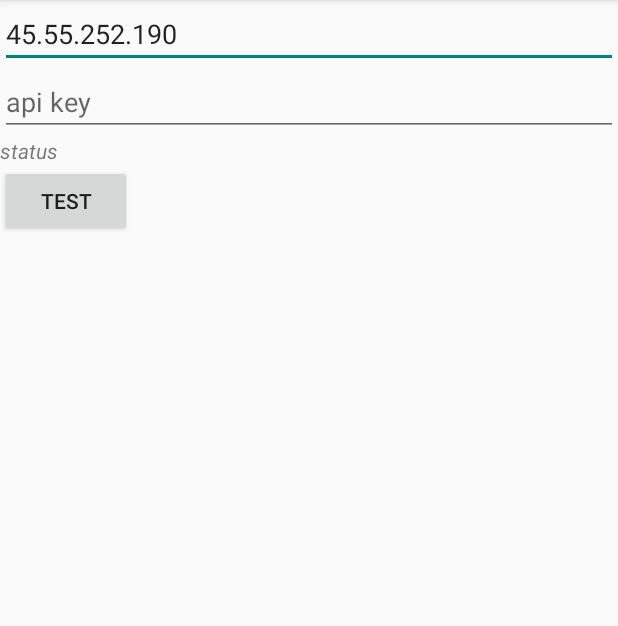
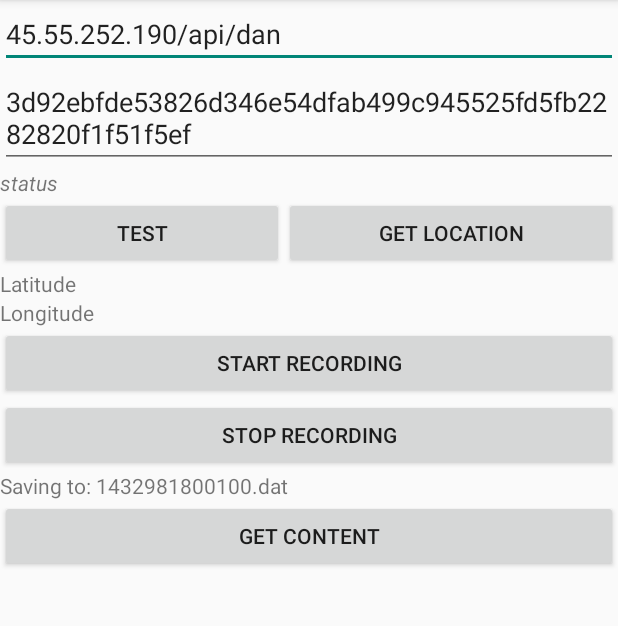
Before and after one commit to dankolbman/mobile_blahg, an Android app: the screen it shows after launch (MainActivity), on a phone screen of 412 x 824 dp, the part 84-710 px from its top. Run offline under Robolectric (Android 15) with nearby library versions, the phone set to English and light mode, and no system bars.

Commit message:
GPS logging to file

```diff
--- a/app/src/main/AndroidManifest.xml
+++ b/app/src/main/AndroidManifest.xml
@@ -17,7 +17,7 @@
             </intent-filter>
         </activity>
     </application>
-
+    <uses-permission android:name="android.permission.ACCESS_FINE_LOCATION" />
     <uses-permission android:name="android.permission.INTERNET" />
 
 </manifest>
--- a/app/src/main/java/com/dankolbman/travelblahg/MainActivity.java
+++ b/app/src/main/java/com/dankolbman/travelblahg/MainActivity.java
@@ -1,5 +1,7 @@
 package com.dankolbman.travelblahg;
 
+import android.location.Location;
+import android.location.LocationManager;
 import android.os.AsyncTask;
 import android.support.v7.app.ActionBarActivity;
 import android.os.Bundle;
@@ -8,40 +10,57 @@ import android.view.MenuItem;
 import android.view.View;
 import android.widget.EditText;
 import android.widget.TextView;
+import android.widget.Toast;
 
-import org.apache.http.protocol.HTTP;
 import org.json.JSONException;
 import org.json.JSONObject;
+import org.w3c.dom.Text;
 
-import java.io.BufferedInputStream;
-import java.io.BufferedOutputStream;
 import java.io.BufferedReader;
-import java.io.DataOutputStream;
-import java.io.InputStream;
+import java.io.File;
+import java.io.FileInputStream;
+import java.io.FileNotFoundException;
 import java.io.InputStreamReader;
-import java.io.OutputStream;
 import java.io.OutputStreamWriter;
 import java.net.HttpURLConnection;
 import java.net.URL;
-import java.net.URLEncoder;
-import java.util.Locale;
 
 public class MainActivity extends ActionBarActivity {
+
+    private GpsTracker tracker;
 
     private EditText urlEditText;
     private EditText apiEditText;
     private String endpoint_string;
     private String api_string;
     private TextView statusTextView;
+    private TextView latitudeText;
+    private TextView longitudeText;
+    private TextView filenameText;
+
+    private TextView dataText;
+
+    private String filepath;
 
     @Override
     protected void onCreate(Bundle savedInstanceState) {
         super.onCreate(savedInstanceState);
         setContentView(R.layout.activity_main);
+        // Base on the current time
+        String filename = System.currentTimeMillis()+".dat";
+        filepath = this.getFilesDir().getAbsolutePath()+filename;
+        // Set up tracker
+        tracker = new GpsTracker(this, filename);
         // Get elements
         urlEditText = (EditText) findViewById(R.id.url_endpoint);
         apiEditText = (EditText) findViewById(R.id.api_key);
         statusTextView = (TextView) findViewById(R.id.status_text);
+        latitudeText = (TextView) findViewById(R.id.latitude);
+        longitudeText = (TextView) findViewById(R.id.longitude);
+        filenameText = (TextView) findViewById(R.id.filename);
+        dataText = (TextView) findViewById(R.id.data);
+
+        filenameText.setText("Saving to: "+filename);
     }
 
     @Override
@@ -66,18 +85,67 @@ public class MainActivity extends ActionBarActivity {
         return super.onOptionsItemSelected(item);
     }
 
+    /*
+    Pings server with user and auth
+     */
     public void testAPI(View view) {
         endpoint_string = urlEditText.getText().toString();
         api_string = apiEditText.getText().toString();
-        String url_string = "http://" + endpoint_string + "/api/dan/" + api_string + "/ping";
-
-        statusTextView.setText(url_string);
+        String url_string = "http://" + endpoint_string + "/" + api_string;
 
         // Begin the upload
         AsyncTaskRunner runner = new AsyncTaskRunner();
         runner.execute(url_string);
     }
 
+    /*
+    Get current location from tracker
+     */
+    public void getLoc(View view) {
+        if(tracker.canGetLocation() && tracker.getLocation() != null) {
+            Location loc = tracker.getLocation();
+            latitudeText.setText("Latitude: "+Double.toString(loc.getLatitude()));
+            longitudeText.setText("Longitude: "+Double.toString(loc.getLongitude()));
+        } else {
+            CharSequence msg = "Must be recording";
+            int duration = Toast.LENGTH_SHORT;
+            Toast toast = Toast.makeText(this, msg, duration);
+            toast.show();
+        }
+    }
+
+    /*
+    Start gps service
+     */
+    public void startRec(View view) {
+        tracker.startRec();
+    }
+
+    /*
+    Stop gps service
+     */
+    public void stopRec(View view) {
+        tracker.stopRec();
+    }
+
+    public void getData(View view) {
+        File file = new File(filepath);
+        int length = (int) file.length();
+        byte[] bytes = new byte[length];
+        try {
+            FileInputStream in = new FileInputStream(file);
+            try {
+                in.read(bytes);
+            } finally {
+                in.close();
+            }
+        } catch (Exception e) {
+            e.fillInStackTrace();
+        }
+
+        String contents = new String(bytes);
+        dataText.setText(contents);
+    }
     /*
     Task runner for network threads
      */
@@ -97,9 +165,10 @@ public class MainActivity extends ActionBarActivity {
                 jsonobj.put("description", "Real");
                 jsonobj.put("enable", "true");
             } catch (JSONException ex) {
-                statusTextView.setText("Error Occurred while building JSON");
+                resp = "Error Occurred while building JSON";
                 ex.printStackTrace();
             }
+
             // Connect to the api
             try {
                 URL url = new URL(params[0]);
@@ -111,6 +180,7 @@ public class MainActivity extends ActionBarActivity {
                 conn.setDoOutput(true);
                 conn.setRequestProperty("Content-Type", "application/json");
                 conn.connect();
+
                 OutputStreamWriter out = new OutputStreamWriter(conn.getOutputStream(),"UTF-8");
 
                 out.write(jsonobj.toString());
--- a/app/src/main/res/layout/activity_main.xml
+++ b/app/src/main/res/layout/activity_main.xml
@@ -8,11 +8,12 @@
         android:layout_width="match_parent"
         android:layout_height="wrap_content"
         android:hint="@string/url_endpoint"
-        android:text="45.55.252.190" />
+        android:text="45.55.252.190/api/dan" />
     <EditText android:id="@+id/api_key"
         android:layout_width="match_parent"
         android:layout_height="wrap_content"
-        android:hint="@string/api_key" />
+        android:hint="@string/api_key"
+        android:text="3d92ebfde53826d346e54dfab499c945525fd5fb2282820f1f51f5ef" />
 
     <TextView
         android:layout_width="match_parent"
@@ -31,8 +32,65 @@
             android:layout_width="wrap_content"
             android:layout_height="wrap_content"
             android:onClick="testAPI"
-            android:text="@string/button_test" />
+            android:text="@string/button_test"
+            android:layout_weight="1" />
+
+        <Button
+            android:layout_width="wrap_content"
+            android:layout_height="wrap_content"
+            android:text="Get Location"
+            android:id="@+id/get_loc"
+            android:layout_weight="1"
+            android:onClick="getLoc" />
 
     </LinearLayout>
 
+    <TextView
+        android:layout_width="match_parent"
+        android:layout_height="wrap_content"
+        android:text="Latitude"
+        android:id="@+id/latitude" />
+
+    <TextView
+        android:layout_width="match_parent"
+        android:layout_height="wrap_content"
+        android:text="Longitude"
+        android:id="@+id/longitude" />
+
+    <Button
+        android:layout_width="fill_parent"
+        android:layout_height="wrap_content"
+        android:text="Start Recording"
+        android:id="@+id/start_rec"
+        android:layout_gravity="center_horizontal"
+        android:onClick="startRec" />
+
+    <Button
+        android:layout_width="fill_parent"
+        android:layout_height="wrap_content"
+        android:text="Stop Recording"
+        android:id="@+id/stop_rec"
+        android:layout_gravity="center_horizontal"
+        android:onClick="stopRec" />
+
+    <TextView
+        android:layout_width="fill_parent"
+        android:layout_height="wrap_content"
+        android:text="New Text"
+        android:id="@+id/filename" />
+
+    <Button
+        android:layout_width="fill_parent"
+        android:layout_height="wrap_content"
+        android:text="Get Content"
+        android:id="@+id/get_data"
+        android:layout_gravity="center_horizontal"
+        android:onClick="getData" />
+
+    <TextView
+        android:layout_width="fill_parent"
+        android:layout_height="fill_parent"
+        android:id="@+id/data"
+        android:layout_gravity="center_horizontal" />
+
 </LinearLayout>
```
Also changed, not shown: app/src/main/java/com/dankolbman/travelblahg/GpsTracker.java (added, +228 -0 lines).
